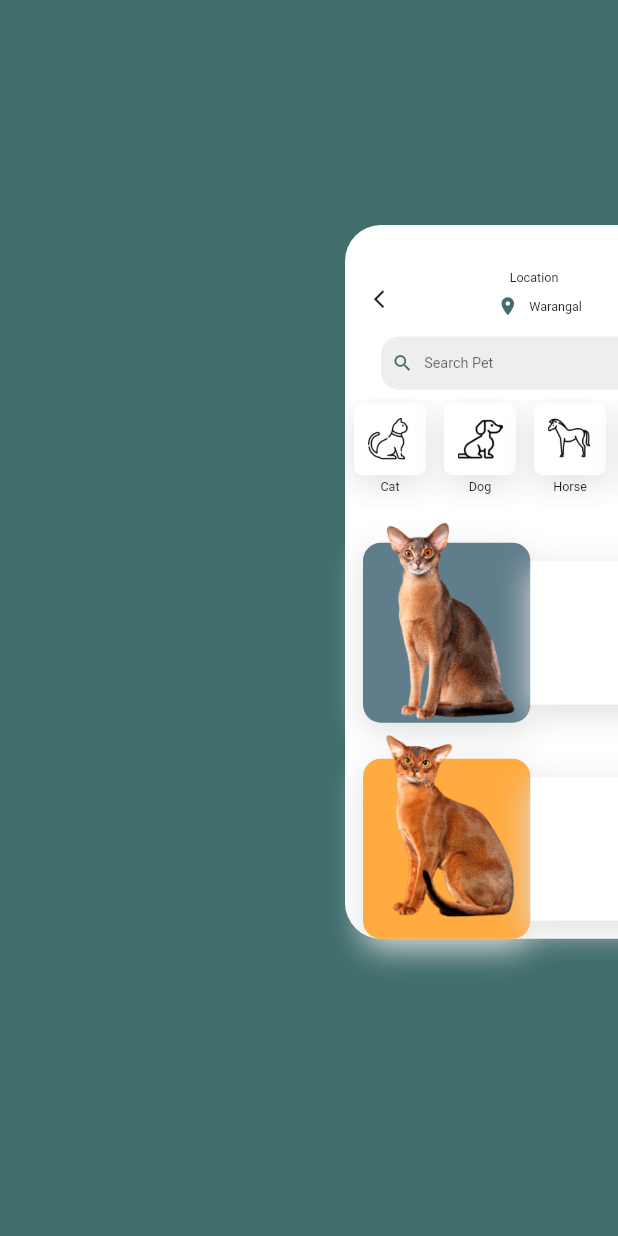
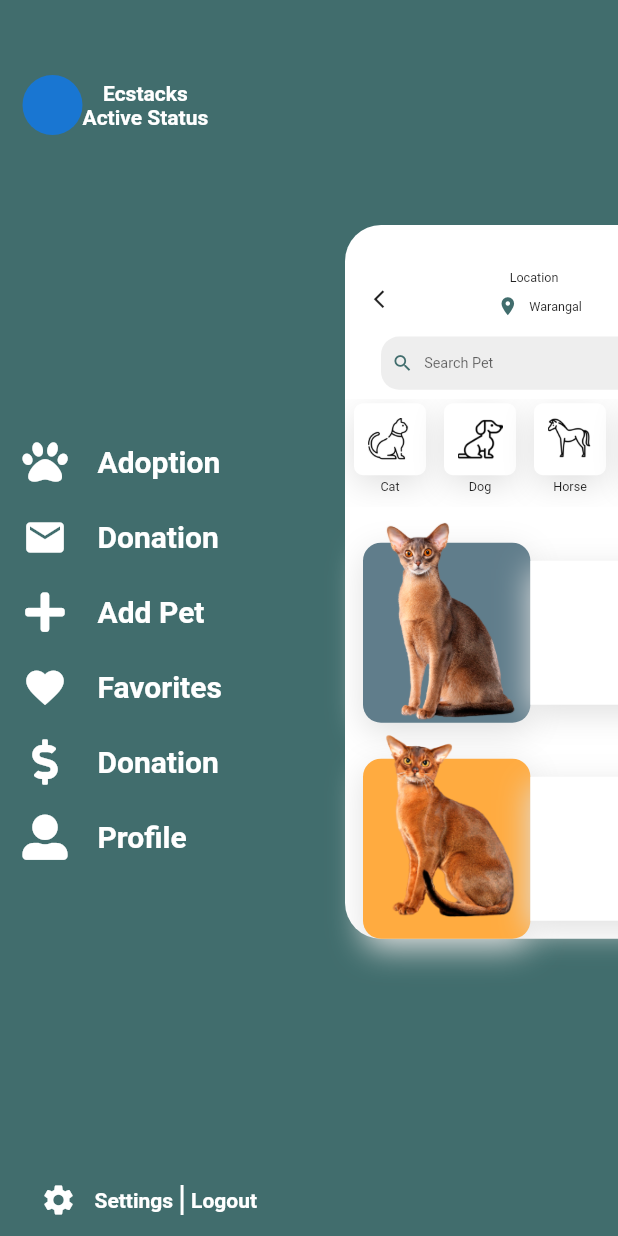
Before and after one commit to udaykumaruking/pet_app, a Flutter app: the screen it shows after launch, after a tap on the "menu" icon, on a phone screen of 412 x 824 dp. Run offline on Flutter 3.47's test engine with Material 2 defaults, Android fonts, the phone set to English and light mode, and no system bars; our stand-ins replace font_awesome_flutter.

Commit message:
Done the design need to be added text

```diff
--- a/lib/DrawerScreen.dart
+++ b/lib/DrawerScreen.dart
@@ -12,8 +12,105 @@ class _DrawerScreenState extends State<DrawerScreen> {
   Widget build(BuildContext context) {
     return Center(
       child: Container(
+        padding: EdgeInsets.only(top: 50, left: 15,),
         color: primaryColor,
+        child: Column(
+          mainAxisAlignment: MainAxisAlignment.spaceBetween,
+          children: <Widget>[
+            Row(
+              children: <Widget>[
+                CircleAvatar(),
+                Column(
+                  children: <Widget>[
+                    Text(
+                      'Ecstacks',
+                      style: TextStyle(
+                        color: Colors.white,
+                        fontWeight: FontWeight.bold,
+                      ),
+                    ),
+                    Text(
+                      'Active Status',
+                      style: TextStyle(
+                        color: Colors.white,
+                        fontWeight: FontWeight.bold,
+                      ),
+                    ),
+                  ],
+                )
+              ],
+            ),
+            Column(
+              children: drawerItems
+                  .map(
 
+                    (element) => Row(
+                      // SizedBox(height: 10,),
+
+                      children: <Widget>[
+                        Container(
+                          padding:EdgeInsets.only(bottom: 50),),
+
+                        Icon(
+                          element['icon'],
+                          color: Colors.white,
+                           size: 30,
+                        ),
+                        SizedBox(width: 20,),
+                        Text(
+                          element['title'],
+                          style: TextStyle(
+                            color: Colors.white,
+                            fontWeight: FontWeight.bold,
+                            fontSize: 20,
+                          ),
+                        ),
+
+                      ],
+
+                    ),
+                  )
+                  .toList(),
+            ),
+            Row(
+
+              children: <Widget>[
+
+                IconButton(
+                  icon: Icon(
+                    Icons.settings,
+                    color: Colors.white,
+                  ),
+                ),
+                Text(
+                  'Settings',
+                  style: TextStyle(
+                    color: Colors.white,
+                    fontWeight: FontWeight.bold,
+                  ),
+                ),
+                SizedBox(
+                  width: 5,
+                ),
+                Container(
+                  width: 2,
+                  height: 20,
+                  color: Colors.white,
+                ),
+                SizedBox(
+                  width: 5,
+                ),
+                Text(
+                  'Logout',
+                  style: TextStyle(
+                    color: Colors.white,
+                    fontWeight: FontWeight.bold,
+                  ),
+                ),
+              ],
+            ),
+          ],
+        ),
       ),
     );
   }
--- a/lib/configuration.dart
+++ b/lib/configuration.dart
@@ -1,4 +1,5 @@
 import 'package:flutter/material.dart';
+import 'package:font_awesome_flutter/font_awesome_flutter.dart';
 
 Color primaryColor = Color(0xff416d6d);
 
@@ -10,6 +11,16 @@ List<Map> categories = [
   {'name': 'Rabbit', 'iconPath': 'images/rabbit.png'},
 ];
 
+List<Map> drawerItems = [
+  {'title': 'Adoption', 'icon': FontAwesomeIcons.paw},
+
+  {'title': 'Donation', 'icon': Icons.mail},
+  {'title': 'Add Pet', 'icon': FontAwesomeIcons.plus},
+  {'title': 'Favorites', 'icon': Icons.favorite},
+  {'title': 'Donation', 'icon': FontAwesomeIcons.dollarSign,},
+  {'title': 'Profile', 'icon': FontAwesomeIcons.userAlt},
+];
+
 List<BoxShadow> listShadow = [
   BoxShadow(
     color: Colors.grey[300],
--- a/pubspec.yaml
+++ b/pubspec.yaml
@@ -28,6 +28,7 @@ dependencies:
   # The following adds the Cupertino Icons font to your application.
   # Use with the CupertinoIcons class for iOS style icons.
   cupertino_icons: ^0.1.3
+  font_awesome_flutter:
 
 dev_dependencies:
   flutter_test:
```
Also changed, not shown: pubspec.lock.
